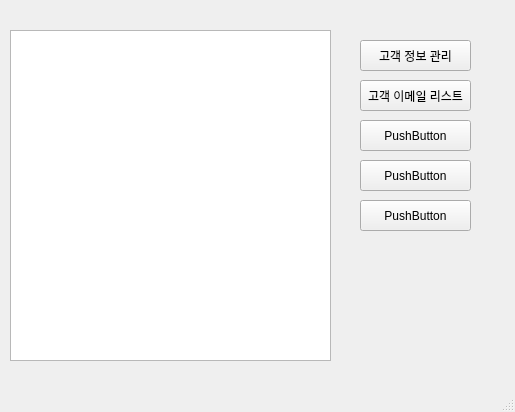
The window that python_work/pythonProject/mainwindow.ui (huni0420/AI_4th_Class) describes before a commit, drawn with Qt 5.
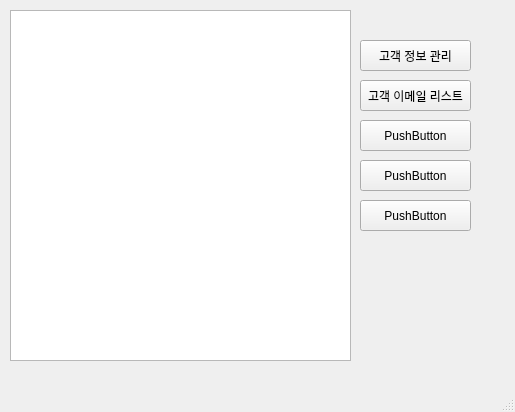
The same window after the commit.

```diff
--- a/python_work/pythonProject/mainwindow.ui
+++ b/python_work/pythonProject/mainwindow.ui
@@ -79,13 +79,13 @@
      <string>PushButton</string>
     </property>
    </widget>
-   <widget class="QListWidget" name="listWidget">
+   <widget class="QTextBrowser" name="mmmmmmmmmmmmmmmmmmmmmmmmmmmm">
     <property name="geometry">
      <rect>
       <x>10</x>
-      <y>30</y>
-      <width>321</width>
-      <height>331</height>
+      <y>10</y>
+      <width>341</width>
+      <height>351</height>
      </rect>
     </property>
    </widget>
```
Left out of the diff: 2 changed lines with no effect on the pictures.
